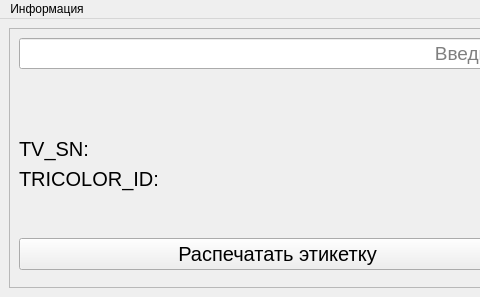
Before: the Qt Designer form ui/untitled.ui in Mex93/TricolorDocumentsScans, drawn with Qt 5; both pictures show x 0 to 480 and y 0 to 297 of the 1078 by 297 pixel window.
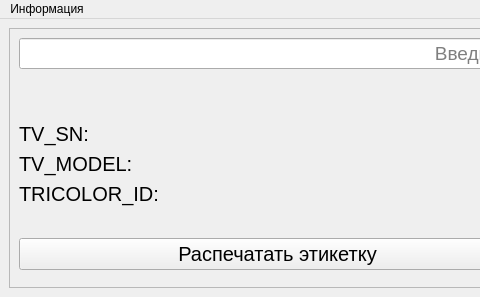
After: the same form once the commit is applied. Icons and pictures are not drawn.

The edit to the form file:
```diff
--- a/ui/untitled.ui
+++ b/ui/untitled.ui
@@ -114,6 +114,21 @@
                    </property>
                   </widget>
                  </item>
+                 <item>
+                  <widget class="QLabel" name="label_tv_model">
+                   <property name="font">
+                    <font>
+                     <pointsize>15</pointsize>
+                    </font>
+                   </property>
+                   <property name="text">
+                    <string>TV_MODEL:</string>
+                   </property>
+                   <property name="alignment">
+                    <set>Qt::AlignmentFlag::AlignLeading|Qt::AlignmentFlag::AlignLeft|Qt::AlignmentFlag::AlignVCenter</set>
+                   </property>
+                  </widget>
+                 </item>
                  <item>
                   <widget class="QLabel" name="label_tricolor_id">
                    <property name="font">
```
